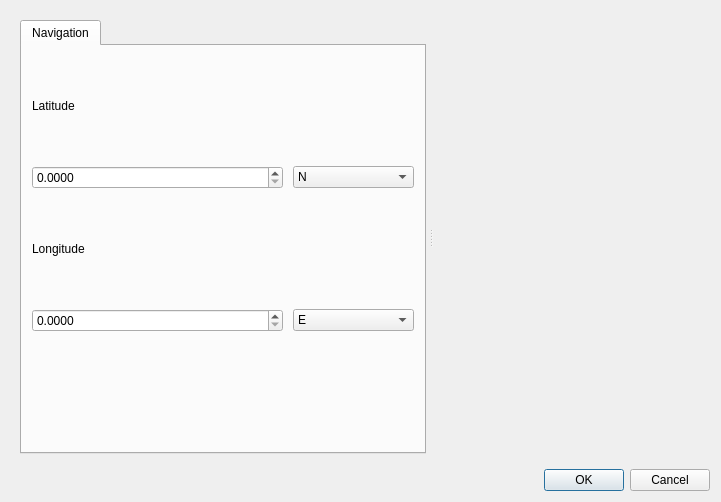
The window that TonatiuhProject/src/source/gui/mapdialog.ui (iat-cener/tonatiuh) describes before a commit, drawn with Qt 5.
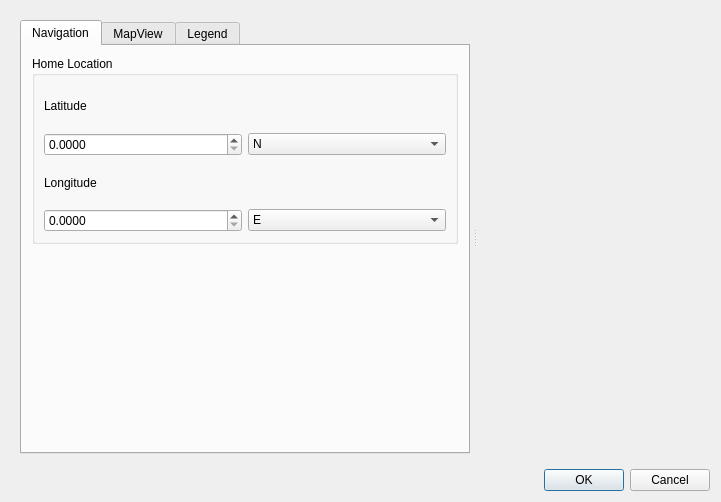
The same window after the commit. Custom widgets are drawn as their Qt base class.

Commit message: MapDialog errors solved. When the user selects a location in the map as home, the home location coordinates are updated in the windows left side.

Patch:
```diff
--- a/TonatiuhProject/src/source/gui/mapdialog.ui
+++ b/TonatiuhProject/src/source/gui/mapdialog.ui
@@ -33,13 +33,19 @@
           <attribute name="title">
            <string>Navigation</string>
           </attribute>
-          <layout class="QGridLayout" name="gridLayout">
-           <property name="margin">
-            <number>10</number>
-           </property>
+          <layout class="QVBoxLayout" name="verticalLayout_2">
            <property name="spacing">
             <number>10</number>
            </property>
+           <property name="margin">
+            <number>10</number>
+           </property>
+           <item>
+            <widget class="QGroupBox" name="homeGroup">
+             <property name="title">
+              <string>Home Location</string>
+             </property>
+             <layout class="QGridLayout" name="gridLayout_2">
            <item row="0" column="0">
             <widget class="QLabel" name="latitudeLabel">
              <property name="text">
@@ -47,14 +53,38 @@
              </property>
             </widget>
            </item>
-           <item row="3" column="0">
+              <item row="1" column="0">
+               <widget class="QDoubleSpinBox" name="latitudeSpin">
+                <property name="decimals">
+                 <number>4</number>
+                </property>
+                <property name="maximum">
+                 <double>90.000000000000000</double>
+                </property>
+               </widget>
+              </item>
+              <item row="1" column="1">
+               <widget class="QComboBox" name="latitudeCombo">
+                <item>
+                 <property name="text">
+                  <string>N</string>
+                 </property>
+                </item>
+                <item>
+                 <property name="text">
+                  <string>S</string>
+                 </property>
+                </item>
+               </widget>
+              </item>
+              <item row="2" column="0">
             <widget class="QLabel" name="longitudeLabel">
              <property name="text">
               <string>Longitude</string>
              </property>
             </widget>
            </item>
-           <item row="4" column="0" colspan="2">
+              <item row="3" column="0">
             <widget class="QDoubleSpinBox" name="longitudeSpin">
              <property name="decimals">
               <number>4</number>
@@ -64,31 +94,7 @@
              </property>
             </widget>
            </item>
-           <item row="2" column="2">
-            <widget class="QComboBox" name="latitudeCombo">
-             <item>
-              <property name="text">
-               <string>N</string>
-              </property>
-             </item>
-             <item>
-              <property name="text">
-               <string>S</string>
-              </property>
-             </item>
-            </widget>
-           </item>
-           <item row="2" column="0" colspan="2">
-            <widget class="QDoubleSpinBox" name="latitudeSpin">
-             <property name="decimals">
-              <number>4</number>
-             </property>
-             <property name="maximum">
-              <double>90.000000000000000</double>
-             </property>
-            </widget>
-           </item>
-           <item row="4" column="2">
+              <item row="3" column="1">
             <widget class="QComboBox" name="longitudeCombo">
              <item>
               <property name="text">
@@ -102,11 +108,24 @@
              </item>
             </widget>
            </item>
-           <item row="5" column="0" colspan="3">
+             </layout>
+            </widget>
+           </item>
+           <item>
             <widget class="Marble::NavigationWidget" name="navigationWidget" native="true"/>
            </item>
           </layout>
          </widget>
+         <widget class="Marble::MapViewWidget" name="mapViewTab">
+          <attribute name="title">
+           <string>MapView</string>
+          </attribute>
+         </widget>
+         <widget class="Marble::LegendWidget" name="legendTab">
+          <attribute name="title">
+           <string>Legend</string>
+          </attribute>
+         </widget>
         </widget>
         <widget class="Marble::MarbleWidget" name="marbleWidget" native="true"/>
        </widget>
@@ -139,6 +158,18 @@
    <header location="global">MarbleWidget.h</header>
    <container>1</container>
   </customwidget>
+  <customwidget>
+   <class>Marble::MapViewWidget</class>
+   <extends>QWidget</extends>
+   <header location="global">MapViewWidget.h</header>
+   <container>1</container>
+  </customwidget>
+  <customwidget>
+   <class>Marble::LegendWidget</class>
+   <extends>QWidget</extends>
+   <header location="global">LegendWidget.h</header>
+   <container>1</container>
+  </customwidget>
  </customwidgets>
  <tabstops>
   <tabstop>buttonBox</tabstop>
```
Left out of the diff: 6 changed lines with no effect on the pictures. Lines whose indentation alone changed are shown as unchanged. The commit also changes 6 other files.
